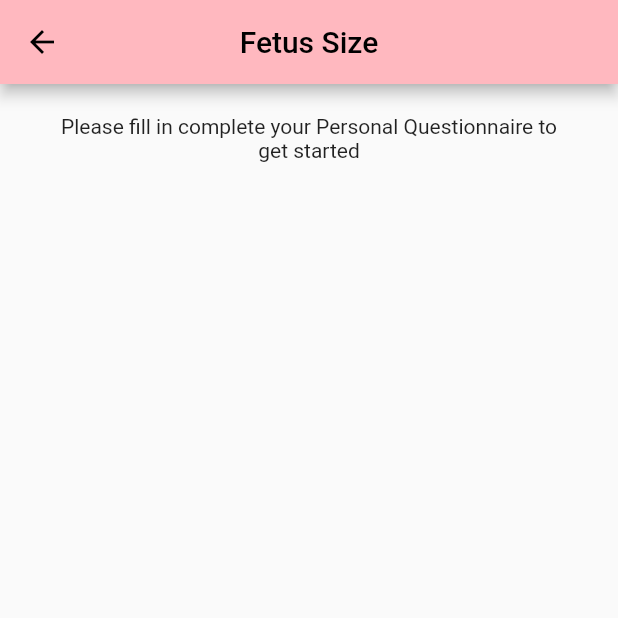
After one commit to yiwan-21/umh23-pregnancy, a Flutter app: the FetusSize screen opened directly, on a phone screen of 412 x 824 dp, the top half of it. The commit adds this screen. Run offline on Flutter 3.47's test engine with Material 2 defaults, Android fonts, the phone set to English and light mode, and no system bars; our stand-ins replace dropdown_search, image_picker.

Commit message:
feat fetus size

```diff
--- /dev/null
+++ b/lib/fetus_size.dart
@@ -0,0 +1,85 @@
+import 'package:flutter/material.dart';
+
+import 'user_data.dart';
+
+class FetusSize extends StatelessWidget {
+  FetusSize({super.key});
+  final Map<String, String> fruits = {
+    'Poppy Seed': 'assets/images/fruit/poppyseed.jpeg',
+    'Apple Seed': 'assets/images/fruit/appleseed.jpeg',
+    'Sweet Pea': 'assets/images/fruit/sweetpea.jpeg',
+    'Blueberry': 'assets/images/fruit/blueberry.jpeg',
+    'Raspberry': 'assets/images/fruit/raspberry.jpeg',
+    'Lime': 'assets/images/fruit/lime.jpeg',
+    'Peach': 'assets/images/fruit/peach.jpeg',
+    'Avocado': 'assets/images/fruit/avocado.jpeg',
+    'Onion': 'assets/images/fruit/onion.jpeg',
+    'Mango': 'assets/images/fruit/mango.jpeg',
+    'Papaya': 'assets/images/fruit/papaya.jpeg',
+    'Grapefruit': 'assets/images/fruit/grapefruit.jpeg',
+    'Cauliflower': 'assets/images/fruit/cauliflower.jpeg',
+    'Cucumber': 'assets/images/fruit/cucumber.jpeg',
+    'Butternut Squash': 'assets/images/fruit/butternutsquash.jpeg',
+    'Pineapple': 'assets/images/fruit/pineapple.jpeg',
+    'Cantaloupe': 'assets/images/fruit/cantaloupe.jpeg',
+    'Honey Melon': 'assets/images/fruit/honeymelon.jpeg',
+    'Watermelon': 'assets/images/fruit/watermelon.jpeg',
+    'Pumpkin': 'assets/images/fruit/pumpkin.jpeg',
+  };
+
+  int getFruitIndex(int weeks) {
+    int index = (weeks - 1) ~/ 2;
+    if (index < 0) index = 0;
+    if (index > 20) index = 20;
+    return index;
+  }
+
+  @override
+  Widget build(BuildContext context) {
+    return Scaffold(
+      appBar: AppBar(
+        title: const Text('Fetus Size'),
+        centerTitle: true,
+      ),
+      body: UserData.last_filled == null
+          ? Container(
+              margin: const EdgeInsets.symmetric(horizontal: 30, vertical: 20),
+              child: const Text(
+                "Please fill in complete your Personal Questionnaire to get started",
+                textAlign: TextAlign.center,
+              ),
+            )
+          : ListView(
+              children: [
+                const SizedBox(height: 20.0),
+                Text(
+                  "Week ${UserData.weeks} / Days ${UserData.days}",
+                  textAlign: TextAlign.center,
+                  style: const TextStyle(
+                    fontSize: 20,
+                    fontWeight: FontWeight.bold,
+                  ),
+                ),
+                const SizedBox(height: 20.0),
+                Center(
+                  child: CircleAvatar(
+                    radius: 100,
+                    backgroundImage: AssetImage(
+                      fruits.values.elementAt(getFruitIndex(UserData.weeks)),
+                    ),
+                  ),
+                ),
+                const SizedBox(height: 20.0),
+                Text(
+                  "Your baby is as big as a ${fruits.keys.elementAt(getFruitIndex(UserData.weeks))}!",
+                  textAlign: TextAlign.center,
+                  style: const TextStyle(
+                    fontSize: 20,
+                    fontWeight: FontWeight.bold,
+                  ),
+                ),
+              ],
+            ),
+    );
+  }
+}
--- a/lib/other.dart
+++ b/lib/other.dart
@@ -2,6 +2,7 @@ import 'package:flutter/material.dart';
 import 'ultrasound.dart';
 import 'health_risk.dart';
 import 'diabetes.dart';
+import 'fetus_size.dart';
 import 'mode_delivery.dart';
 import 'necessities.dart';
 import 'pets.dart';
@@ -13,6 +14,7 @@ class Other extends StatelessWidget {
     "Ultrasound": const Ultrasound(),
     "Health Risk": const HealthRisk(),
     "Diabetes": const Diabetes(),
+    "Fetus Size": FetusSize(),
     "Mode of Delivery": const ModeDelivery(),
     "Necessities": Necessities(),
     "Pets": const Pets(),
```
Also changed, not shown: assets/images/fruit/butternutsquash.jpeg (renamed from assets/images/fruit/butternut squash.jpeg), assets/images/fruit/cauliflower.jpeg (renamed from assets/images/fruit/cauli.jpeg), assets/images/fruit/raspberry.jpeg (renamed from assets/images/fruit/raspeberry.jpeg).
